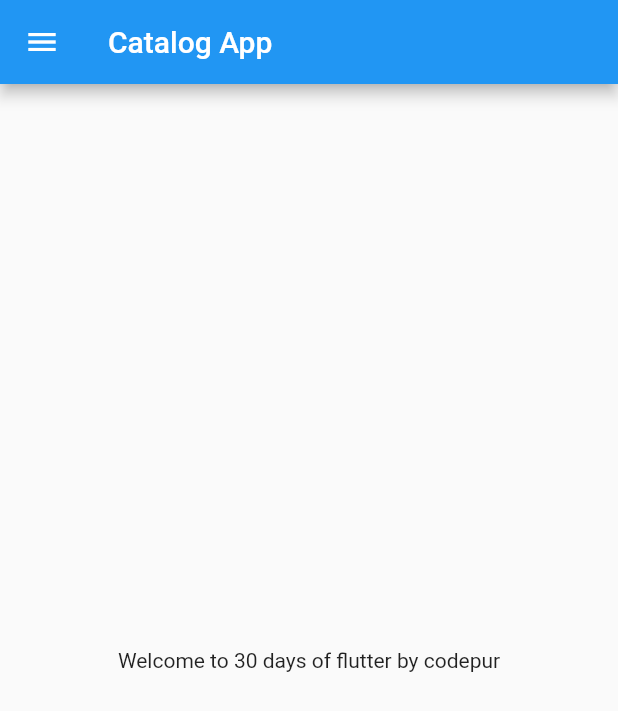
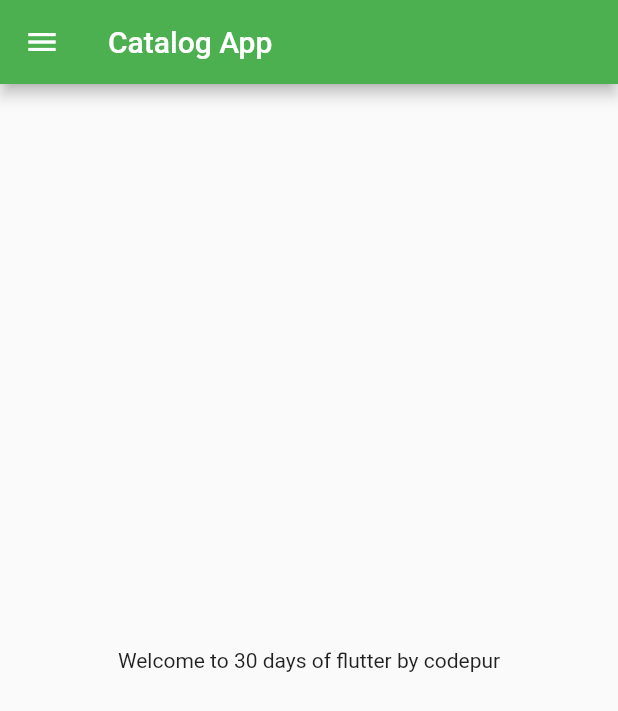
Before and after one commit to GN06/Flutter-Tutorial, a Flutter app: the screen it shows after launch, on a phone screen of 412 x 824 dp. Shown: the top 711 px of the screen. Run offline on Flutter 3.47's test engine with Material 2 defaults, Android fonts, the phone set to English and light mode, and no system bars.

Commit message:
Day 3 completed

```diff
--- a/lib/main.dart
+++ b/lib/main.dart
@@ -1,7 +1,8 @@
 import 'package:flutter/cupertino.dart';
 import 'package:flutter/material.dart';
+import 'package:flutter_application_1/pages/login_page.dart';
 
-import 'home_page.dart';
+import 'pages/home_page.dart';
 
 void main(List<String> args) {
   runApp(MyApp());
@@ -12,10 +13,18 @@ class MyApp extends StatelessWidget {
 
   @override
   Widget build(BuildContext context) {
-
-
     return MaterialApp(
-      home: HomePage(),
+      themeMode: ThemeMode.light,
+      theme: ThemeData(primarySwatch: Colors.green),
+      darkTheme: ThemeData(
+        primarySwatch: Colors.green,
+      ),
+      initialRoute: "/home",
+      routes: {
+        "/": (context) => LoginPage(),
+        "/home": (context) => HomePage(),
+        "/Login": (context) => LoginPage()
+      },
     );
   }
 }
```
Also changed, not shown: lib/pages/login_page.dart (added, +18 -0 lines), lib/pages/home_page.dart (renamed from lib/home_page.dart).
